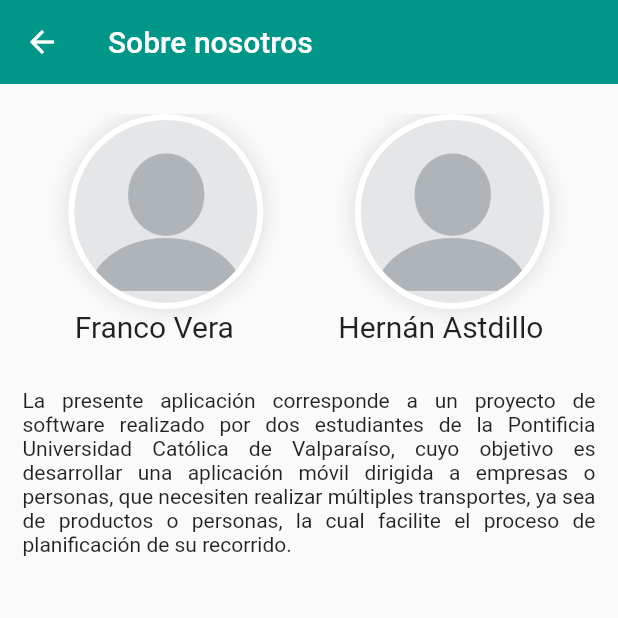
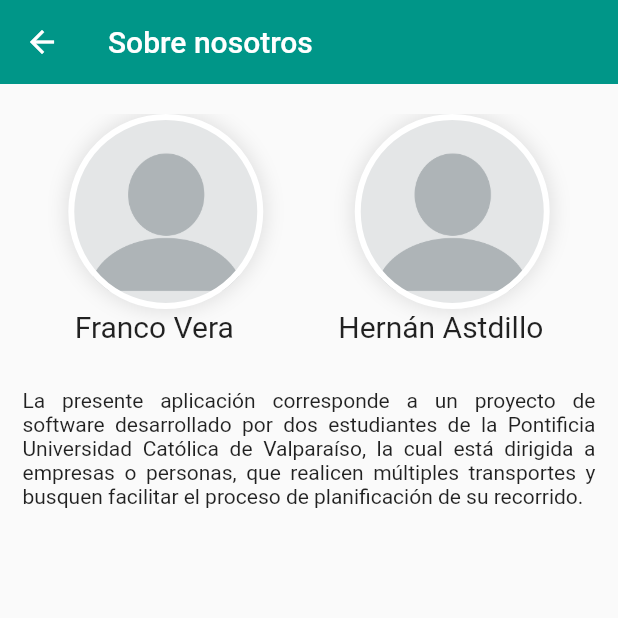
Before and after one commit to Zedrok/Smavy, a Flutter app: the AboutPage screen opened by its route, on a phone screen of 412 x 824 dp, the top half of it. Run offline on Flutter 3.47's test engine with Material 2 defaults, Android fonts, the phone set to English and light mode, and no system bars; our stand-ins replace cloud_firestore, dio, email_validator, firebase_auth, firebase_core, firebase_storage and 11 more; missing offline and left inert: custom_map_markers, flutter_polyline_points, geoflutterfire, google_directions_api; accounts and stored records are empty.

Commit message:
Cambio descripción en "Sobre nosotros"

```diff
--- a/lib/src/pages/about/about.dart
+++ b/lib/src/pages/about/about.dart
@@ -98,8 +98,8 @@ class AboutPage extends StatelessWidget {
                 height: MediaQuery.of(context).size.height * 0.8,
                 width: MediaQuery.of(context).size.width * 0.7,
                 child: const Text(
-                  'La presente aplicación corresponde a un proyecto de software realizado por dos estudiantes de la Pontificia Universidad Católica de Valparaíso, cuyo objetivo es '
-                  'desarrollar una aplicación móvil dirigida a empresas o personas, que necesiten realizar múltiples transportes, ya sea de productos o personas, la cual facilite el proceso de planificación de su recorrido.',
+                  'La presente aplicación corresponde a un proyecto de software desarrollado por dos estudiantes de la Pontificia Universidad Católica de Valparaíso'
+                  ', la cual está dirigida a empresas o personas, que realicen múltiples transportes y busquen facilitar el proceso de planificación de su recorrido.',
                   textAlign: TextAlign.justify,
                 ),
               )
```
